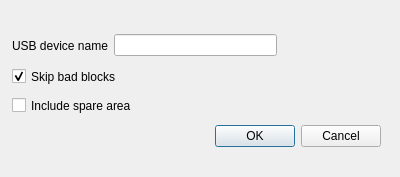
First picture: the form in qt/settings_programmer_dialog.ui, repository bbogush/nand_programmer, before the edit.
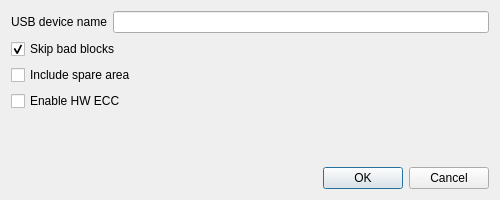
Second picture: the form after the edit.

```diff
--- a/qt/settings_programmer_dialog.ui
+++ b/qt/settings_programmer_dialog.ui
@@ -6,41 +6,26 @@
    <rect>
     <x>0</x>
     <y>0</y>
-    <width>400</width>
-    <height>177</height>
+    <width>500</width>
+    <height>200</height>
    </rect>
   </property>
   <property name="windowTitle">
    <string>Programmer Settings</string>
   </property>
-  <widget class="QDialogButtonBox" name="buttonBox">
-   <property name="geometry">
-    <rect>
-     <x>40</x>
-     <y>120</y>
-     <width>341</width>
-     <height>32</height>
-    </rect>
-   </property>
-   <property name="orientation">
-    <enum>Qt::Horizontal</enum>
-   </property>
-   <property name="standardButtons">
-    <set>QDialogButtonBox::Cancel|QDialogButtonBox::Ok</set>
-   </property>
-  </widget>
-  <widget class="QWidget" name="layoutWidget">
-   <property name="geometry">
-    <rect>
-     <x>12</x>
-     <y>32</y>
-     <width>265</width>
-     <height>27</height>
-    </rect>
-   </property>
+  <layout class="QGridLayout" name="gridLayout_2">
+   <item row="0" column="0">
+    <layout class="QGridLayout" name="gridLayout">
+     <item row="0" column="0">
    <layout class="QHBoxLayout" name="horizontalLayout">
     <item>
      <widget class="QLabel" name="usbDevNameLabel">
+         <property name="sizePolicy">
+          <sizepolicy hsizetype="Preferred" vsizetype="Fixed">
+           <horstretch>0</horstretch>
+           <verstretch>0</verstretch>
+          </sizepolicy>
+         </property>
       <property name="text">
        <string>USB device name</string>
       </property>
@@ -48,6 +33,12 @@
     </item>
     <item>
      <widget class="QLineEdit" name="usbDevNameLineEdit">
+         <property name="sizePolicy">
+          <sizepolicy hsizetype="Expanding" vsizetype="Fixed">
+           <horstretch>0</horstretch>
+           <verstretch>0</verstretch>
+          </sizepolicy>
+         </property>
       <property name="minimumSize">
        <size>
         <width>100</width>
@@ -57,16 +48,22 @@
      </widget>
     </item>
    </layout>
-  </widget>
+     </item>
+     <item row="4" column="0">
+      <spacer name="verticalSpacer">
+       <property name="orientation">
+        <enum>Qt::Vertical</enum>
+       </property>
+       <property name="sizeHint" stdset="0">
+        <size>
+         <width>20</width>
+         <height>40</height>
+        </size>
+       </property>
+      </spacer>
+     </item>
+     <item row="1" column="0">
   <widget class="QCheckBox" name="skipBBCheckBox">
-   <property name="geometry">
-    <rect>
-     <x>12</x>
-     <y>65</y>
-     <width>201</width>
-     <height>23</height>
-    </rect>
-   </property>
    <property name="text">
     <string>Skip bad blocks</string>
    </property>
@@ -74,15 +71,19 @@
     <bool>true</bool>
    </property>
   </widget>
+     </item>
+     <item row="5" column="0">
+      <widget class="QDialogButtonBox" name="buttonBox">
+       <property name="orientation">
+        <enum>Qt::Horizontal</enum>
+       </property>
+       <property name="standardButtons">
+        <set>QDialogButtonBox::Cancel|QDialogButtonBox::Ok</set>
+       </property>
+      </widget>
+     </item>
+     <item row="2" column="0">
   <widget class="QCheckBox" name="incSpareCheckBox">
-   <property name="geometry">
-    <rect>
-     <x>12</x>
-     <y>94</y>
-     <width>201</width>
-     <height>23</height>
-    </rect>
-   </property>
    <property name="text">
     <string>Include spare area</string>
    </property>
@@ -90,10 +91,17 @@
     <bool>false</bool>
    </property>
   </widget>
-  <zorder>buttonBox</zorder>
-  <zorder>skipBBCheckBox</zorder>
-  <zorder>incSpareCheckBox</zorder>
-  <zorder>layoutWidget</zorder>
+     </item>
+     <item row="3" column="0">
+      <widget class="QCheckBox" name="enableHwEccCheckBox">
+       <property name="text">
+        <string>Enable HW ECC</string>
+       </property>
+      </widget>
+     </item>
+    </layout>
+   </item>
+  </layout>
  </widget>
  <resources/>
  <connections>
```
Lines whose indentation alone changed are shown as unchanged.
